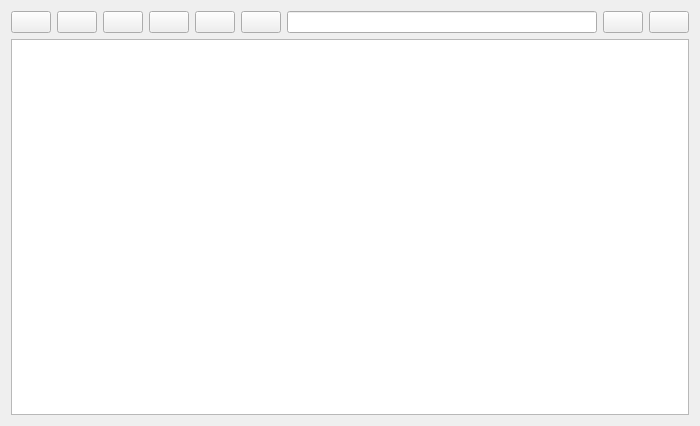
riklaunim/pydingo, file handlers/directory/directoryWidget.ui: the form before one commit.
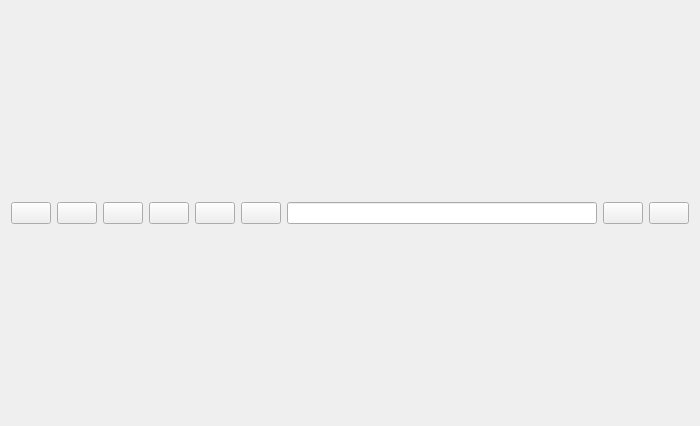
The form after the commit. Icons and pictures are not drawn.

Commit message: keyboard shortcuts for core navigation buttons, skeleton for copy/paste/del/cut keyboard shortcuts support in file manager

```diff
--- a/handlers/directory/directoryWidget.ui
+++ b/handlers/directory/directoryWidget.ui
@@ -180,9 +180,6 @@
      </item>
     </layout>
    </item>
-   <item>
-    <widget class="QListView" name="listView" />
-   </item>
   </layout>
  </widget>
  <resources/>
```
The commit also changes 5 other files.
